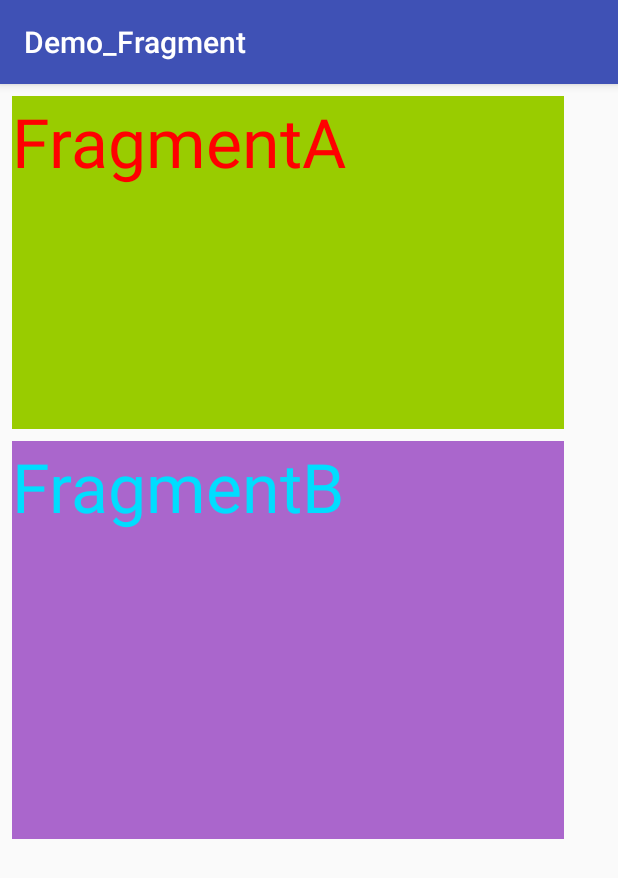
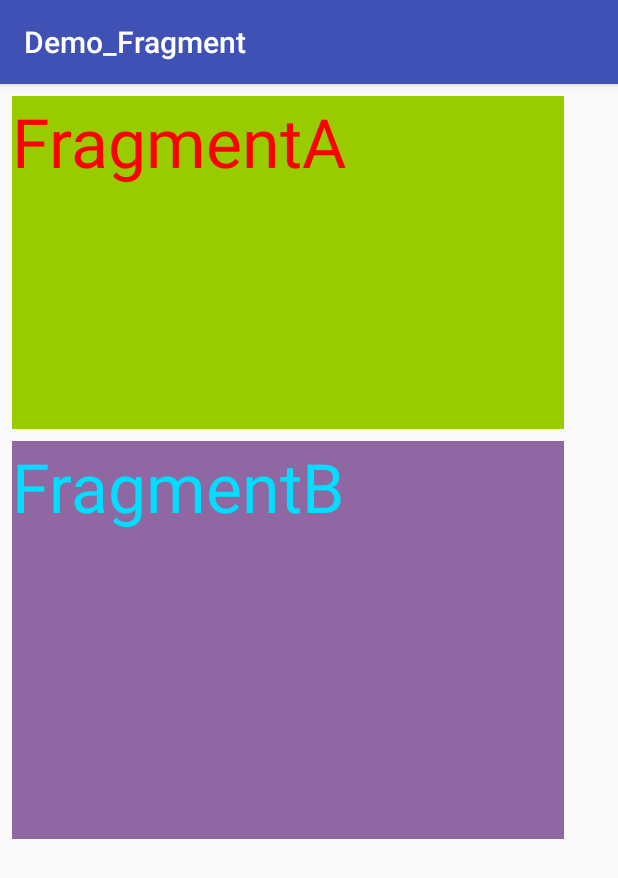
Before and after one commit to t106362512/Demo_Fragment, an Android app: the screen it shows after launch (MainActivity), on a phone screen of 412 x 824 dp. Shown: the top 878 px of the screen. Run offline under Robolectric (Android 15) with nearby library versions, the phone set to English and light mode, and no system bars.

Commit message:
20180719

```diff
--- a/app/src/main/res/layout/activity_main.xml
+++ b/app/src/main/res/layout/activity_main.xml
@@ -24,7 +24,7 @@
         android:layout_height="265dp"
         android:layout_marginStart="8dp"
         android:layout_marginTop="8dp"
-        android:background="@android:color/holo_purple"
+        android:background="#8f68a3"
         app:layout_constraintStart_toStartOf="parent"
         app:layout_constraintTop_toBottomOf="@+id/frameA">
 
```
